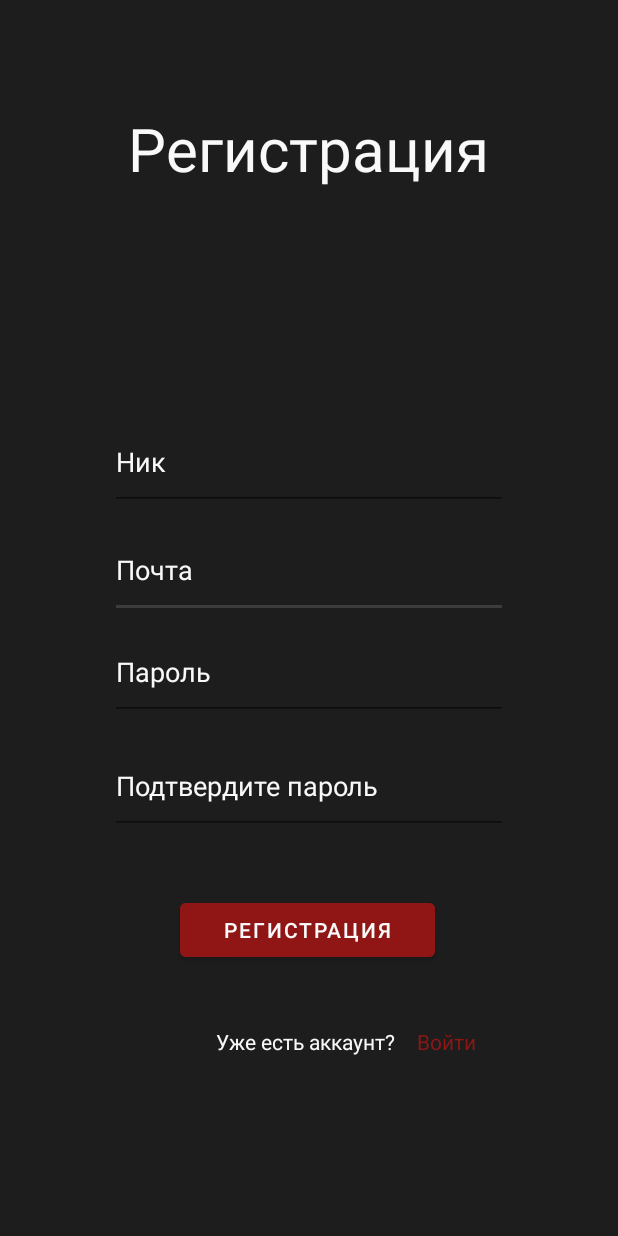
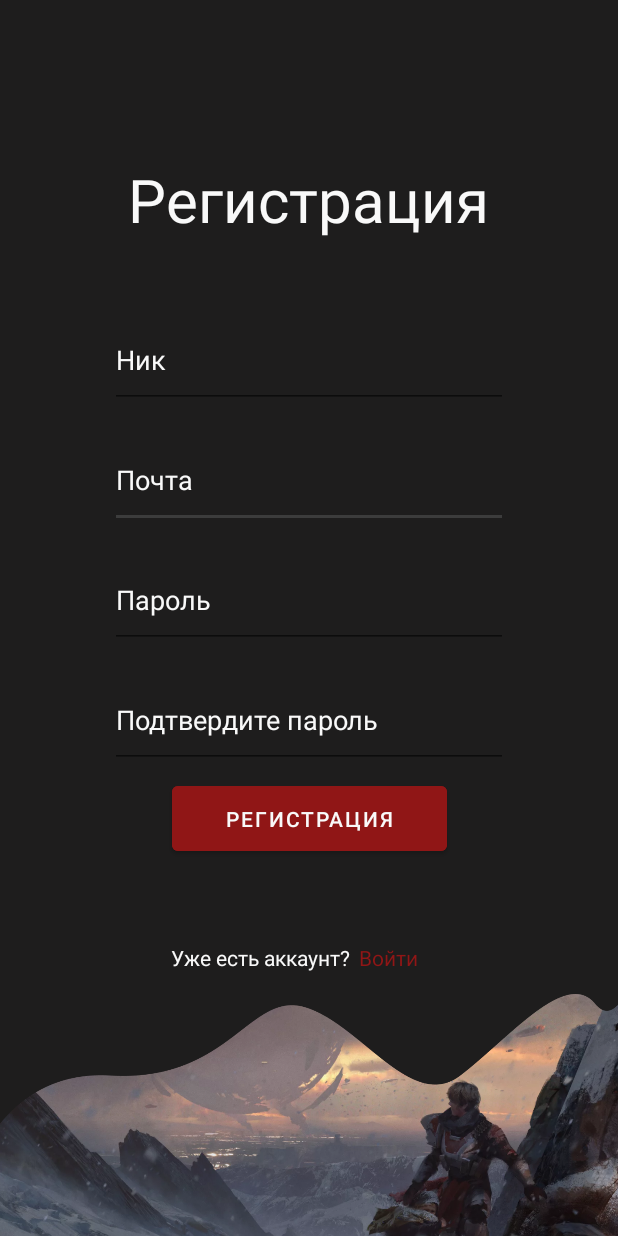
Before and after one commit to nsd6803/YourDestiny, an Android app: the SignUp screen opened directly, with no data from a screen before it, on a phone screen of 412 x 824 dp. Run offline under Robolectric (Android 15) with nearby library versions, the phone set to English and light mode, and no system bars.

Commit message:
First Commit

```diff
--- a/app/src/main/java/com/example/yourdestiny/view/SignUp.java
+++ b/app/src/main/java/com/example/yourdestiny/view/SignUp.java
@@ -1,11 +1,12 @@
 package com.example.yourdestiny.view;
-
-import androidx.appcompat.app.AppCompatActivity;
 
 import android.content.Intent;
 import android.os.Bundle;
 import android.view.View;
+import android.view.WindowManager;
 import android.widget.TextView;
+
+import androidx.appcompat.app.AppCompatActivity;
 
 import com.example.yourdestiny.R;
 
@@ -21,6 +22,11 @@ public class SignUp extends AppCompatActivity {
         catch (NullPointerException e){}
         setContentView(R.layout.activity_sign_up);
 
+        getWindow().setFlags(
+                WindowManager.LayoutParams.FLAG_LAYOUT_NO_LIMITS,
+                WindowManager.LayoutParams.FLAG_LAYOUT_NO_LIMITS
+        );
+
         TextView signup = findViewById(R.id.textView6);
         signup.setOnClickListener(new View.OnClickListener() {
             @Override
--- a/app/src/main/res/layout/activity_sign_up.xml
+++ b/app/src/main/res/layout/activity_sign_up.xml
@@ -11,46 +11,45 @@
         android:id="@+id/textView7"
         android:layout_width="wrap_content"
         android:layout_height="wrap_content"
-        android:layout_marginTop="72dp"
-        android:layout_marginBottom="72dp"
         android:text="Регистрация"
         android:textColor="@color/white"
         android:textSize="40dp"
+        app:layout_constraintBottom_toBottomOf="parent"
         app:layout_constraintEnd_toEndOf="parent"
-        app:layout_constraintHorizontal_bias="0.498"
+        app:layout_constraintHorizontal_bias="0.497"
         app:layout_constraintStart_toStartOf="parent"
-        app:layout_constraintTop_toTopOf="parent" />
+        app:layout_constraintTop_toTopOf="parent"
+        app:layout_constraintVertical_bias="0.138" />
 
     <TextView
         android:id="@+id/textView"
         android:layout_width="125dp"
         android:layout_height="23dp"
-        android:layout_marginStart="16dp"
-        android:layout_marginBottom="116dp"
+        android:layout_marginBottom="172dp"
         android:text="Уже есть аккаунт?"
         android:textColor="@color/white"
         app:layout_constraintBottom_toBottomOf="parent"
-        app:layout_constraintEnd_toStartOf="@+id/textView6"
-        app:layout_constraintHorizontal_bias="0.935"
+        app:layout_constraintEnd_toEndOf="parent"
+        app:layout_constraintHorizontal_bias="0.398"
         app:layout_constraintStart_toStartOf="parent" />
 
     <TextView
         android:id="@+id/textView6"
         android:layout_width="50dp"
         android:layout_height="23dp"
-        android:layout_marginEnd="84dp"
-        android:layout_marginBottom="116dp"
+        android:layout_marginBottom="172dp"
         android:text="Войти"
         android:textColor="@color/red"
         app:layout_constraintBottom_toBottomOf="parent"
         app:layout_constraintEnd_toEndOf="parent"
-        app:layout_constraintHorizontal_bias="0.0" />
+        app:layout_constraintHorizontal_bias="0.0"
+        app:layout_constraintStart_toEndOf="@+id/textView" />
 
     <EditText
         android:id="@+id/editTextTextPersonName3"
         android:layout_width="265dp"
         android:layout_height="64dp"
-        android:layout_marginBottom="4dp"
+        android:layout_marginBottom="16dp"
         android:ems="10"
         android:hint="Почта"
         android:inputType="textPersonName"
@@ -60,10 +59,36 @@
         app:layout_constraintStart_toStartOf="parent" />
 
     <EditText
+        android:id="@+id/editTextTextPersonName4"
+        android:layout_width="265dp"
+        android:layout_height="64dp"
+        android:layout_marginBottom="16dp"
+        android:ems="10"
+        android:hint="Пароль"
+        android:inputType="textPersonName"
+        android:textColorHint="@color/white"
+        app:layout_constraintBottom_toTopOf="@+id/editTextTextPersonName5"
+        app:layout_constraintEnd_toEndOf="parent"
+        app:layout_constraintStart_toStartOf="parent" />
+
+    <EditText
+        android:id="@+id/editTextTextPersonName5"
+        android:layout_width="265dp"
+        android:layout_height="64dp"
+        android:layout_marginBottom="312dp"
+        android:ems="10"
+        android:hint="Подтвердите пароль"
+        android:inputType="textPersonName"
+        android:textColorHint="@color/white"
+        app:layout_constraintBottom_toBottomOf="parent"
+        app:layout_constraintEnd_toEndOf="parent"
+        app:layout_constraintStart_toStartOf="parent" />
+
+    <EditText
         android:id="@+id/editTextTextPersonName2"
         android:layout_width="265dp"
         android:layout_height="64dp"
-        android:layout_marginBottom="8dp"
+        android:layout_marginBottom="16dp"
         android:ems="10"
         android:hint="Ник"
         android:inputType="textPersonName"
@@ -72,24 +97,10 @@
         app:layout_constraintEnd_toEndOf="parent"
         app:layout_constraintStart_toStartOf="parent" />
 
-    <EditText
-        android:id="@+id/editTextTextPersonName4"
-        android:layout_width="265dp"
-        android:layout_height="64dp"
-        android:layout_marginBottom="12dp"
-        android:ems="10"
-        android:hint="Пароль"
-        android:inputType="textPersonName"
-        android:textColorHint="@color/white"
-        app:layout_constraintBottom_toTopOf="@+id/editTextTextPersonName5"
-        app:layout_constraintEnd_toEndOf="parent"
-        app:layout_constraintStart_toStartOf="parent" />
-
     <Button
         android:id="@+id/button2"
-        android:layout_width="170dp"
-        android:layout_height="48dp"
-        android:layout_marginBottom="180dp"
+        android:layout_width="183dp"
+        android:layout_height="55dp"
         android:backgroundTint="@color/red"
         android:text="Регистрация"
         android:textColor="@color/white"
@@ -98,20 +109,19 @@
         android:textColorLink="@color/white"
         app:layout_constraintBottom_toBottomOf="parent"
         app:layout_constraintEnd_toEndOf="parent"
-        app:layout_constraintHorizontal_bias="0.497"
-        app:layout_constraintStart_toStartOf="parent" />
+        app:layout_constraintStart_toStartOf="parent"
+        app:layout_constraintTop_toTopOf="parent"
+        app:layout_constraintVertical_bias="0.674" />
 
-    <EditText
-        android:id="@+id/editTextTextPersonName5"
-        android:layout_width="265dp"
-        android:layout_height="64dp"
-        android:layout_marginBottom="268dp"
-        android:ems="10"
-        android:hint="Подтвердите пароль"
-        android:inputType="textPersonName"
-        android:textColorHint="@color/white"
+    <ImageView
+        android:id="@+id/imageView3"
+        android:layout_width="478dp"
+        android:layout_height="172dp"
         app:layout_constraintBottom_toBottomOf="parent"
         app:layout_constraintEnd_toEndOf="parent"
-        app:layout_constraintStart_toStartOf="parent" />
+        app:layout_constraintStart_toStartOf="parent"
+        app:layout_constraintTop_toTopOf="parent"
+        app:layout_constraintVertical_bias="1.0"
+        app:srcCompat="@drawable/vector_29" />
 
 </androidx.constraintlayout.widget.ConstraintLayout>
```
Also changed, not shown: app/src/main/java/com/example/yourdestiny/view/PassRestore.java (+7 -3 lines), app/src/main/res/layout/activity_pass_restore.xml (+24 -8 lines), app/src/main/res/drawable/vector_29.png (added), 1 other file.
